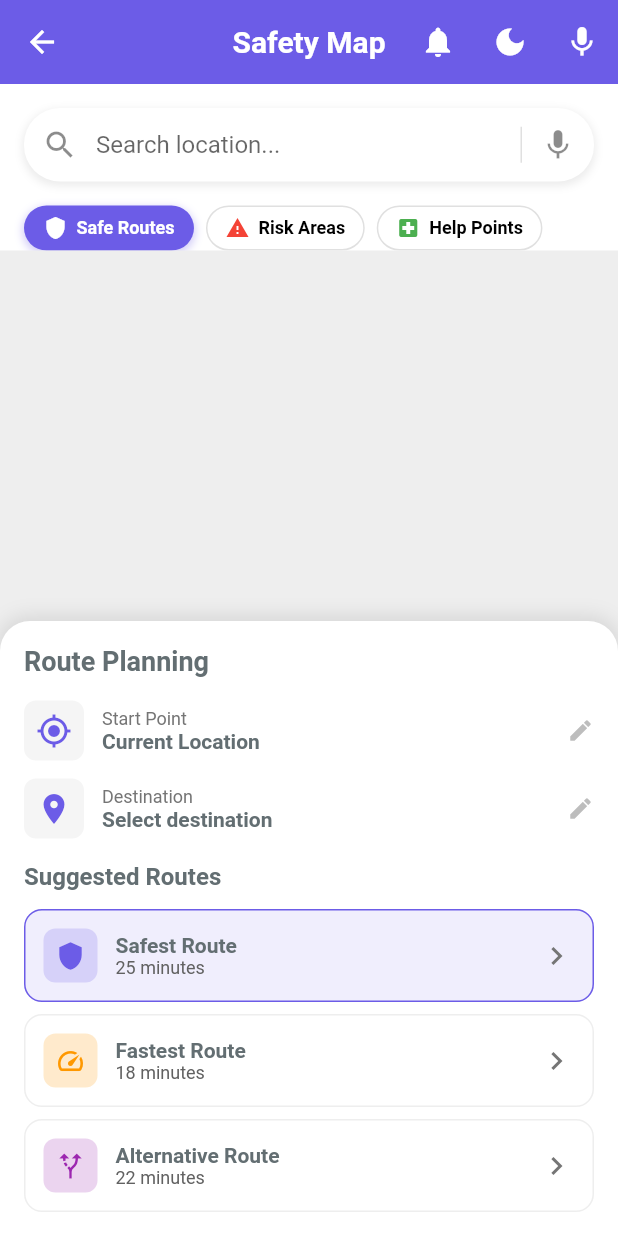
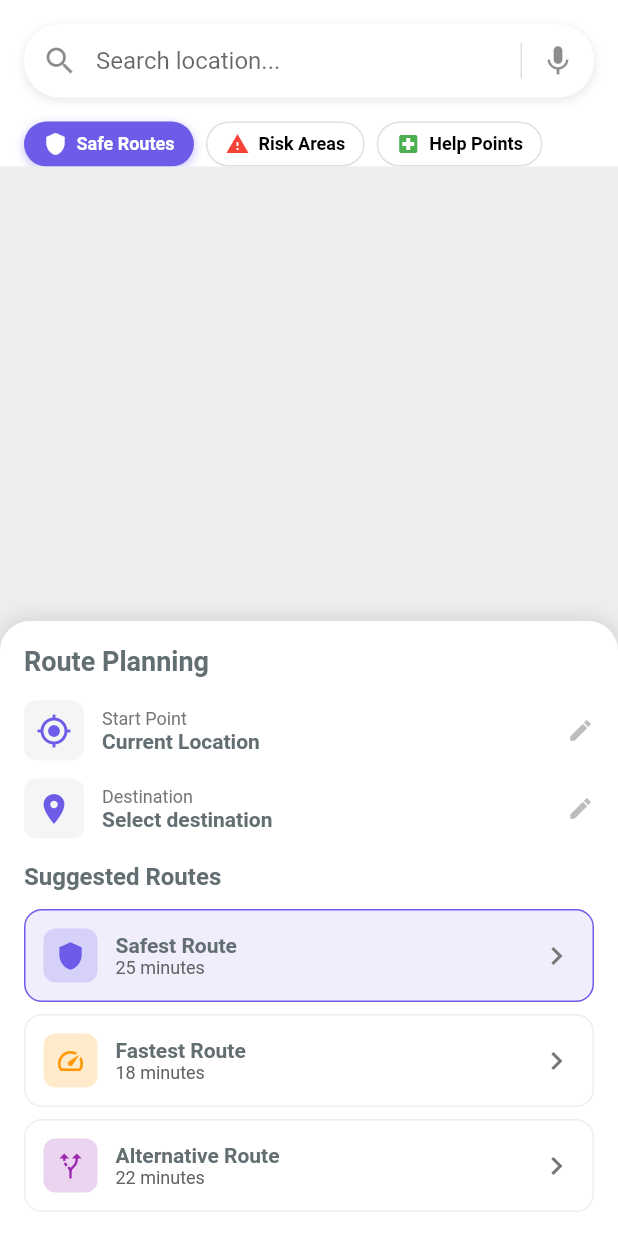
Before and after one commit to VirginiaTseng/moodie_app, a Flutter app: the MapScreen widget shown alone on an empty page, opened directly, on a phone screen of 412 x 824 dp. Run offline on Flutter 3.47's test engine with Material 2 defaults, Android fonts, the phone set to English and light mode, and no system bars.

Commit message:
remove repeated title

```diff
--- a/lib/widgets/map_screen.dart
+++ b/lib/widgets/map_screen.dart
@@ -6,25 +6,7 @@ class MapScreen extends StatelessWidget {
 
   @override
   Widget build(BuildContext context) {
-    return Scaffold(
-      appBar: AppBar(
-        title: const Text('Safety Map'),
-        actions: [
-          IconButton(
-            icon: const Icon(Icons.notifications),
-            onPressed: () {},
-          ),
-          IconButton(
-            icon: const Icon(Icons.dark_mode),
-            onPressed: () {},
-          ),
-          IconButton(
-            icon: const Icon(Icons.mic),
-            onPressed: () {},
-          ),
-        ],
-      ),
-      body: Column(
+    return Column(
       children: [
         // Search bar
         Padding(
@@ -192,7 +174,6 @@ class MapScreen extends StatelessWidget {
           ),
         ),
       ],
-      ),
     );
   }
 
```
Also changed, not shown: lib/widgets/community_screen.dart (+1 -20 lines), lib/widgets/profile_screen.dart (+1 -20 lines). Lines whose indentation alone changed are shown as unchanged.
